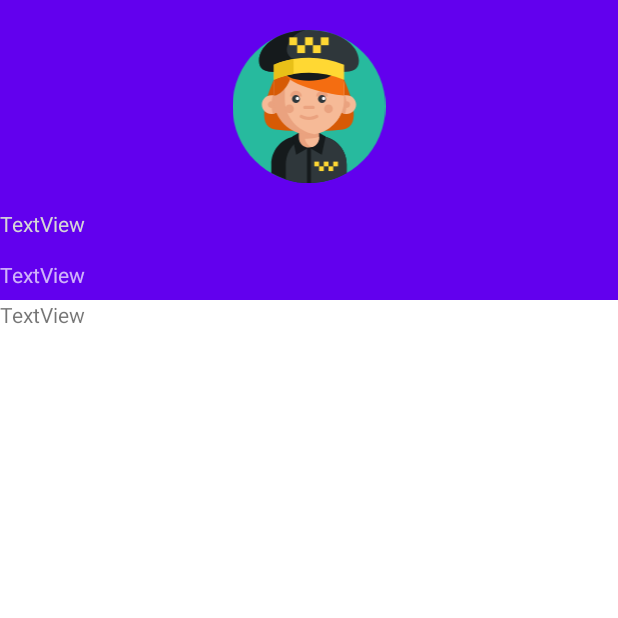
After one commit to BabbanGonaDev/Transporter-App, an Android app: the ProfileActivity screen opened directly, with no data from a screen before it, on a phone screen of 412 x 824 dp, the top half of it. The commit adds this screen. Run offline under Robolectric (Android 15) with nearby library versions, the phone set to English and light mode, and no system bars; our stand-ins replace ButterKnife, Room's generated code.

Commit message:
Added Search function and bit of Profile Page

```diff
--- /dev/null
+++ b/app/src/main/java/com/bgenterprise/transporterapp/AppExecutors.java
@@ -0,0 +1,57 @@
+package com.bgenterprise.transporterapp;
+
+import android.os.Handler;
+import android.os.Looper;
+
+import androidx.annotation.NonNull;
+
+import java.util.concurrent.Executor;
+import java.util.concurrent.Executors;
+
+public class AppExecutors {
+
+    // For Singleton instantiation
+    private static final Object LOCK = new Object();
+    private static AppExecutors sInstance;
+    private final Executor diskIO;
+    private final Executor mainThread;
+    private final Executor networkIO;
+
+    private AppExecutors(Executor diskIO, Executor networkIO, Executor mainThread) {
+        this.diskIO = diskIO;
+        this.networkIO = networkIO;
+        this.mainThread = mainThread;
+    }
+
+    public static AppExecutors getInstance() {
+        if (sInstance == null) {
+            synchronized (LOCK) {
+                sInstance = new AppExecutors(Executors.newSingleThreadExecutor(),
+                        Executors.newFixedThreadPool(3),
+                        new MainThreadExecutor());
+            }
+        }
+        return sInstance;
+    }
+
+    public Executor diskIO() {
+        return diskIO;
+    }
+
+    public Executor mainThread() {
+        return mainThread;
+    }
+
+    public Executor networkIO() {
+        return networkIO;
+    }
+
+    private static class MainThreadExecutor implements Executor {
+        private Handler mainThreadHandler = new Handler(Looper.getMainLooper());
+
+        @Override
+        public void execute(@NonNull Runnable command) {
+            mainThreadHandler.post(command);
+        }
+    }
+}
--- a/app/src/main/java/com/bgenterprise/transporterapp/Database/Dao/DriverDAO.java
+++ b/app/src/main/java/com/bgenterprise/transporterapp/Database/Dao/DriverDAO.java
@@ -37,4 +37,7 @@ public interface DriverDAO {
 
     @Query("SELECT * FROM drivers_table ORDER BY reg_date DESC")
     List<Drivers> getAllDrivers();
+
+    @Query("SELECT * FROM drivers_table WHERE driver_id = :driver_id")
+    Drivers getDriverDetails(String driver_id);
 }
--- /dev/null
+++ b/app/src/main/java/com/bgenterprise/transporterapp/ProfileActivity.java
@@ -0,0 +1,108 @@
+package com.bgenterprise.transporterapp;
+
+import androidx.appcompat.app.AppCompatActivity;
+import androidx.appcompat.widget.Toolbar;
+
+import android.content.Intent;
+import android.os.Bundle;
+import android.widget.Toast;
+
+import com.bgenterprise.transporterapp.Database.Tables.Drivers;
+import com.bgenterprise.transporterapp.Database.Tables.OperatingAreas;
+import com.bgenterprise.transporterapp.Database.Tables.Vehicles;
+import com.bgenterprise.transporterapp.Database.TransporterDatabase;
+import com.google.android.material.appbar.AppBarLayout;
+import com.google.android.material.appbar.CollapsingToolbarLayout;
+import com.google.android.material.textview.MaterialTextView;
+
+import butterknife.BindView;
+import butterknife.ButterKnife;
+
+public class ProfileActivity extends AppCompatActivity {
+    @BindView(R.id.toolbar)
+    Toolbar xToolbar;
+
+    @BindView(R.id.appbar)
+    AppBarLayout appbar;
+
+    @BindView(R.id.collapsingToolbar)
+    CollapsingToolbarLayout collapsingToolbar;
+
+    @BindView(R.id.mtv_driver_name)
+    MaterialTextView mtv_driver_name;
+
+    @BindView(R.id.mtv_driver_id)
+    MaterialTextView mtv_driver_id;
+
+    String driver_id;
+    TransporterDatabase transportdb;
+    Drivers driver;
+    OperatingAreas driverAreas;
+    Vehicles driverVehicles;
+
+    @Override
+    protected void onCreate(Bundle savedInstanceState) {
+        super.onCreate(savedInstanceState);
+        setContentView(R.layout.activity_profile);
+        ButterKnife.bind(this);
+        transportdb = TransporterDatabase.getInstance(ProfileActivity.this);
+
+        try{
+            driver_id = getIntent().getStringExtra("driver_id");
+        }catch(Exception e){
+            e.printStackTrace();
+            startActivity(new Intent(this, Main2Activity.class));
+        }
+
+        collapsingToolbarTitle();
+        setSupportActionBar(xToolbar);
+        getDriverDetails(driver_id);
+        initUIDisplay();
+
+    }
+
+    public void collapsingToolbarTitle(){
+        //Use this function to display the title in the collapsing toolbar, ONLY when the toolbar has been collapsed.
+        appbar.addOnOffsetChangedListener(new AppBarLayout.OnOffsetChangedListener() {
+            boolean isShow = true;
+            int scrollRange = -1;
+
+            @Override
+            public void onOffsetChanged(AppBarLayout appBarLayout, int verticalOffset) {
+                if (scrollRange == -1) {
+                    scrollRange = appBarLayout.getTotalScrollRange();
+                }
+                if (scrollRange + verticalOffset == 0) {
+                    collapsingToolbar.setTitle(driver_id);
+                    isShow = true;
+                } else if(isShow) {
+                    collapsingToolbar.setTitle(" ");//careful there should a space between double quote otherwise it wont work
+                    isShow = false;
+                }
+            }
+        });
+    }
+
+    public void initUIDisplay(){
+        try{
+            mtv_driver_id.setText("Driver ID: " + driver.getDriver_id());
+            mtv_driver_name.setText(driver.getFirst_name() + " " + driver.getLast_name());
+        }catch (Exception e){
+            e.printStackTrace();
+        }
+    }
+
+    public void getDriverDetails(String driverID){
+
+        AppExecutors.getInstance().diskIO().execute(() -> {
+            try{
+                driver = transportdb.getDriverDao().getDriverDetails(driverID);
+                runOnUiThread(() -> initUIDisplay());
+            }catch (Exception e){
+                runOnUiThread(() -> Toast.makeText(ProfileActivity.this, "Unable to get driver details", Toast.LENGTH_LONG).show());
+            }
+
+        });
+
+    }
+}
--- /dev/null
+++ b/app/src/main/res/drawable/ic_taxi_driver.xml
@@ -0,0 +1,48 @@
+<vector android:height="256dp" android:viewportHeight="512"
+    android:viewportWidth="512" android:width="256dp" xmlns:android="http://schemas.android.com/apk/res/android">
+    <path android:fillColor="#27ba9e" android:pathData="m511.906,256.047c0,141.359 -114.594,255.953 -255.953,255.953s-255.953,-114.594 -255.953,-255.953 114.594,-255.953 255.953,-255.953 255.953,114.594 255.953,255.953zM511.906,256.047"/>
+    <path android:fillColor="#d65a05" android:pathData="m138.594,166.484c-15.316,32.387 -67.098,156.707 3.488,166.109 70.59,9.402 113.902,0 113.902,0l-86.477,-189.617zM138.594,166.484"/>
+    <path android:fillColor="#d65a05" android:pathData="m373.371,166.484c15.316,32.387 67.098,156.707 -3.488,166.109 -70.586,9.402 -113.898,0 -113.898,0l100.523,-190.66zM373.371,166.484"/>
+    <path android:fillColor="#151a1c" android:pathData="m382.051,449.59v29.238c-37.211,21.113 -80.242,33.172 -126.094,33.172 -27.027,0 -53.063,-4.191 -77.52,-11.953 -17.027,-5.402 -33.293,-12.547 -48.578,-21.219v-29.238c0,-44.34 30.34,-81.602 71.418,-92.133 5.148,-1.328 10.465,-2.227 15.918,-2.664 2.57,-0.211 5.164,-0.316 7.785,-0.316h61.941c7.32,0 14.445,0.816 21.289,2.383 0.805,0.188 1.621,0.379 2.414,0.586 41.066,10.543 71.426,47.805 71.426,92.145zM382.051,449.59"/>
+    <path android:fillColor="#2f373b" android:pathData="m382.047,449.59v29.242c-37.211,21.113 -80.242,33.168 -126.094,33.168 -27.027,0 -53.063,-4.188 -77.52,-11.953v-50.457c0,-52.527 42.594,-95.109 95.133,-95.109h13.352c52.547,0 95.129,42.582 95.129,95.109zM382.047,449.59"/>
+    <path android:fillColor="#151a1c" android:pathData="m255.945,393.414 l-42.824,23.801 -13.027,-60.594 26.609,-15.672"/>
+    <path android:fillColor="#151a1c" android:pathData="m255.945,393.414 l42.82,23.801 13.027,-60.594 -26.609,-15.672"/>
+    <path android:fillColor="#151a1c" android:pathData="m262.508,376.324v135.59c-2.184,0.055 -4.359,0.086 -6.551,0.086 -2.195,0 -4.379,-0.031 -6.551,-0.094v-135.582zM262.508,376.324"/>
+    <path android:fillColor="#eaa27f" android:pathData="m289.887,317.836v41.648c0,15.246 -10.055,28.137 -23.902,32.414 -3.168,0.984 -6.547,1.516 -10.039,1.516 -18.742,0 -33.934,-15.188 -33.934,-33.93v-41.648zM289.887,317.836"/>
+    <path android:fillColor="#f6ba97" android:pathData="m289.887,356.848v2.637c0,15.246 -10.055,28.137 -23.902,32.414 -12.492,-3.84 -21.887,-14.703 -23.621,-27.996 2.266,0.141 4.547,0.211 6.836,0.211 6.422,0 12.715,-0.512 18.844,-1.516 7.555,-1.215 14.855,-3.16 21.844,-5.75zM289.887,356.848"/>
+    <path android:fillColor="#f6ba97" android:pathData="m161.324,249.582c0,15.711 -11.477,28.738 -26.504,31.156 -1.641,0.266 -3.332,0.402 -5.055,0.402 -17.434,0 -31.559,-14.125 -31.559,-31.559 0,-17.434 14.125,-31.559 31.559,-31.559 1.723,0 3.414,0.141 5.055,0.406 15.027,2.418 26.504,15.441 26.504,31.152zM161.324,249.582"/>
+    <path android:fillColor="#eaa27f" android:pathData="m161.324,249.582c0,15.711 -11.477,28.738 -26.504,31.156 -2.73,-9.926 -4.188,-20.375 -4.188,-31.156s1.457,-21.227 4.188,-31.152c15.027,2.418 26.504,15.441 26.504,31.152zM161.324,249.582"/>
+    <path android:fillColor="#eaa27f" android:pathData="m141.047,249.582c0,6.23 -5.051,11.281 -11.281,11.281s-11.281,-5.051 -11.281,-11.281 5.051,-11.277 11.281,-11.277 11.281,5.047 11.281,11.277zM141.047,249.582"/>
+    <path android:fillColor="#f6ba97" android:pathData="m350.574,249.582c0,15.711 11.477,28.738 26.504,31.156 1.645,0.266 3.332,0.402 5.055,0.402 17.434,0 31.559,-14.125 31.559,-31.559 0,-17.434 -14.125,-31.559 -31.559,-31.559 -1.723,0 -3.41,0.141 -5.055,0.406 -15.027,2.418 -26.504,15.441 -26.504,31.152zM350.574,249.582"/>
+    <path android:fillColor="#eaa27f" android:pathData="m350.574,249.582c0,15.711 11.477,28.738 26.504,31.156 2.73,-9.926 4.188,-20.375 4.188,-31.156s-1.457,-21.227 -4.188,-31.152c-15.027,2.418 -26.504,15.441 -26.504,31.152zM350.574,249.582"/>
+    <path android:fillColor="#eaa27f" android:pathData="m393.414,249.582c0,6.23 -5.051,11.281 -11.281,11.281 -6.227,0 -11.277,-5.051 -11.277,-11.281s5.051,-11.277 11.277,-11.277c6.23,0 11.281,5.047 11.281,11.277zM393.414,249.582"/>
+    <path android:fillColor="#eaa27f" android:pathData="m373.371,188.098v44.715c0,58.43 -42.688,106.906 -98.578,115.898 -0.188,0.031 -0.387,0.063 -0.574,0.094 -5.945,0.953 -12.047,1.422 -18.273,1.422 -64.844,0 -117.414,-52.57 -117.414,-117.414v-44.715c0,-13.652 2.328,-26.773 6.633,-38.965 0.492,-1.402 1.004,-2.781 1.559,-4.148 17.164,-43.523 59.609,-74.309 109.223,-74.309h0.012c6.215,0 12.324,0.48 18.281,1.418 56.164,8.777 99.133,57.375 99.133,116.004zM373.371,188.098"/>
+    <path android:fillColor="#f6ba97" android:pathData="m373.371,188.098v44.715c0,58.43 -42.688,106.906 -98.578,115.898 -0.188,0.031 -0.387,0.063 -0.574,0.094 -56.164,-8.773 -99.125,-57.375 -99.125,-115.992v-44.715c0,-58.629 42.969,-107.227 99.145,-116.004 56.164,8.777 99.133,57.375 99.133,116.004zM373.371,188.098"/>
+    <path android:fillColor="#eaa27f" android:pathData="m335.871,263.641c0,8.078 -6.551,14.625 -14.625,14.625 -8.078,0 -14.629,-6.547 -14.629,-14.625s6.551,-14.625 14.629,-14.625c8.074,0 14.625,6.547 14.625,14.625zM335.871,263.641"/>
+    <path android:fillColor="#eaa27f" android:pathData="m205.281,263.641c0,8.078 -6.547,14.625 -14.625,14.625s-14.625,-6.547 -14.625,-14.625 6.547,-14.625 14.625,-14.625 14.625,6.547 14.625,14.625zM205.281,263.641"/>
+    <path android:fillColor="#eaa27f" android:pathData="m319.008,222.895c0,-10.77 -8.73,-19.5 -19.504,-19.5 -10.77,0 -19.5,8.73 -19.5,19.5zM319.008,222.895"/>
+    <path android:fillColor="#eaa27f" android:pathData="m231.906,222.895c0,-10.77 -8.73,-19.5 -19.504,-19.5 -10.77,0 -19.5,8.73 -19.5,19.5zM231.906,222.895"/>
+    <path android:fillColor="#2f373b" android:pathData="m225.723,231.199c0,7.355 -5.961,13.32 -13.32,13.32 -7.355,0 -13.316,-5.965 -13.316,-13.32 0,-7.359 5.961,-13.32 13.316,-13.32 7.359,0 13.32,5.961 13.32,13.32zM225.723,231.199"/>
+    <path android:fillColor="#2f373b" android:pathData="m312.824,231.199c0,7.355 -5.961,13.32 -13.32,13.32 -7.355,0 -13.32,-5.965 -13.32,-13.32 0,-7.359 5.965,-13.32 13.32,-13.32 7.359,0 13.32,5.961 13.32,13.32zM312.824,231.199"/>
+    <path android:fillColor="#eaa27f" android:pathData="m269.273,264.734h-26.641c-3.172,0 -5.742,-2.57 -5.742,-5.746 0,-3.172 2.57,-5.746 5.742,-5.746h26.641c3.176,0 5.746,2.574 5.746,5.746 0,3.176 -2.57,5.746 -5.746,5.746zM269.273,264.734"/>
+    <path android:fillColor="#eaa27f" android:pathData="m255.953,301.086c-9.832,0 -19.664,-2.461 -28.625,-7.387 -2.527,-1.391 -3.453,-4.566 -2.063,-7.094 1.391,-2.531 4.566,-3.449 7.094,-2.063 14.773,8.121 32.414,8.121 47.188,0 2.527,-1.391 5.703,-0.469 7.094,2.063 1.391,2.527 0.469,5.703 -2.059,7.094 -8.965,4.926 -18.797,7.387 -28.629,7.387zM255.953,301.086"/>
+    <path android:fillColor="#fff" android:pathData="m223.008,228.848c0,3.152 -2.555,5.707 -5.707,5.707 -3.152,0 -5.707,-2.555 -5.707,-5.707s2.555,-5.707 5.707,-5.707c3.152,0 5.707,2.555 5.707,5.707zM223.008,228.848"/>
+    <path android:fillColor="#fff" android:pathData="m310.766,228.848c0,3.152 -2.559,5.707 -5.707,5.707 -3.152,0 -5.711,-2.555 -5.711,-5.707s2.559,-5.707 5.711,-5.707c3.148,0 5.707,2.555 5.707,5.707zM310.766,228.848"/>
+    <path android:fillColor="#2f373b" android:pathData="m423.078,103.227c0,57.012 -74.832,31.918 -167.133,31.918 -20.016,0 -39.207,1.18 -57,2.453 -64.227,4.566 -110.121,10.27 -110.121,-34.371 0,-57.008 74.832,-103.227 167.121,-103.227 92.301,0 167.133,46.219 167.133,103.227zM423.078,103.227"/>
+    <path android:fillColor="#151a1c" android:pathData="m198.945,137.598c-64.227,4.566 -110.121,10.27 -110.121,-34.371 0,-57.008 74.832,-103.227 167.121,-103.227 -56.277,0 -103.195,74.215 -51.578,97.367 16.121,7.23 10.262,22.566 -5.422,40.23zM198.945,137.598"/>
+    <path android:fillColor="#d65a05" android:pathData="m197.973,143.762c-4.438,43.355 -42.832,77.832 -59.441,75.5v-31.164c0,-13.652 2.328,-26.773 6.633,-38.965 0.492,-1.402 1.004,-2.781 1.559,-4.148 19.074,-12.945 54.512,-33.043 51.25,-1.223zM197.973,143.762"/>
+    <path android:fillColor="#f46d11" android:pathData="m177.629,145.07c4.441,43.355 179.129,76.523 195.742,74.191v-31.164c0,-13.652 -2.332,-26.773 -6.637,-38.965 -0.488,-1.402 -1,-2.781 -1.555,-4.148 -19.078,-12.945 -190.809,-31.738 -187.551,0.086zM177.629,145.07"/>
+    <path android:fillColor="#151a1c" android:pathData="m334.336,145.07c0,-13.563 -35.082,-24.551 -78.352,-24.551 -43.273,0 -78.355,10.988 -78.355,24.551 0,13.559 35.082,24.551 78.355,24.551 43.27,0 78.352,-10.992 78.352,-24.551zM334.336,145.07"/>
+    <path android:fillColor="#ffd833" android:pathData="m373.371,116.34v50.145c-53.844,-22.305 -112.453,-28.625 -169.004,-18.973 -22.387,3.813 -44.453,10.145 -65.773,18.973v-50.145c21.32,-8.828 43.387,-15.16 65.773,-18.973 56.551,-9.652 115.16,-3.332 169.004,18.973zM373.371,116.34"/>
+    <path android:fillColor="#e8c018" android:pathData="m204.367,97.367v50.145c-22.387,3.813 -44.453,10.145 -65.773,18.973v-50.145c21.32,-8.828 43.387,-15.16 65.773,-18.973zM204.367,97.367"/>
+    <path android:fillColor="#ffd833" android:pathData="m190.031,24.551h26.367v26.367h-26.367zM190.031,24.551"/>
+    <path android:fillColor="#ffd833" android:pathData="m216.398,50.918h26.367v26.367h-26.367zM216.398,50.918"/>
+    <path android:fillColor="#ffd833" android:pathData="m242.766,24.551h26.367v26.367h-26.367zM242.766,24.551"/>
+    <path android:fillColor="#ffd833" android:pathData="m269.133,50.918h26.367v26.367h-26.367zM269.133,50.918"/>
+    <path android:fillColor="#ffd833" android:pathData="m295.5,24.551h26.367v26.367h-26.367zM295.5,24.551"/>
+    <path android:fillColor="#ffd833" android:pathData="m273.863,440.445h15.82v15.82h-15.82zM273.863,440.445"/>
+    <path android:fillColor="#ffd833" android:pathData="m289.684,456.266h15.82v15.816h-15.82zM289.684,456.266"/>
+    <path android:fillColor="#ffd833" android:pathData="m305.504,440.445h15.82v15.82h-15.82zM305.504,440.445"/>
+    <path android:fillColor="#ffd833" android:pathData="m321.324,456.266h15.82v15.816h-15.82zM321.324,456.266"/>
+    <path android:fillColor="#ffd833" android:pathData="m337.145,440.445h15.82v15.82h-15.82zM337.145,440.445"/>
+</vector>
--- a/app/src/main/res/drawable/ic_transporter_truck.xml
+++ /dev/null
@@ -1,4 +0,0 @@
-<vector android:height="24dp" android:viewportHeight="497.742"
-    android:viewportWidth="497.742" android:width="24dp" xmlns:android="http://schemas.android.com/apk/res/android">
-    <path android:fillColor="#050150" android:pathData="M486.867,248.583h-7.691l-48.957,-86.93c-1.854,-3.297 -5.373,-5.235 -9.496,-5.235h-57.565l11.406,-60.623c1.362,-7.241 -3.4,-13.109 -10.644,-13.109l-304.416,0.13c-7.826,0 -14.168,6.342 -14.168,14.167c0,7.825 6.342,14.167 14.168,14.167h167.543c6.67,1.149 11.75,6.948 11.75,13.947c0,7.417 -5.703,13.494 -12.963,14.106H14.168C6.344,139.204 0,145.547 0,153.371c0,7.825 6.344,14.167 14.168,14.167H226.43c6.973,0.886 12.367,6.827 12.367,14.041c0,7.246 -5.443,13.21 -12.461,14.054H34.945c-7.824,0 -14.166,6.344 -14.166,14.168c0,7.824 6.342,14.167 14.166,14.167h44.367L55.957,348.087c-1.361,7.24 3.402,13.109 10.645,13.109h20.9c-4.043,29.969 16.342,53.859 46.699,53.859c30.359,0 59.736,-23.891 66.969,-53.859h110.342h31.195c-4.043,29.969 16.34,53.859 46.699,53.859s59.734,-23.891 66.971,-53.859h9.299h11.604c7.24,0 14.215,-5.869 15.576,-13.109l4.221,-22.432c1.266,-6.729 -2.766,-12.268 -9.154,-13.017l9.586,-50.942C498.873,254.454 494.107,248.583 486.867,248.583zM175.613,358.137c-3.186,16.927 -19.549,30.698 -36.477,30.698c-16.928,0 -28.107,-13.771 -24.922,-30.698c3.184,-16.927 19.547,-30.698 36.477,-30.698C167.615,327.438 178.799,341.21 175.613,358.137zM430.814,358.137c-3.185,16.927 -19.547,30.698 -36.474,30.698c-16.93,0 -28.108,-13.771 -24.922,-30.698c3.185,-16.927 19.545,-30.698 36.476,-30.698C422.822,327.438 434.002,341.21 430.814,358.137zM345.812,248.583l12.407,-65.946h51.021l37.137,65.946H345.812z"/>
-</vector>
--- a/app/src/main/res/layout/activity_add_operating_areas.xml
+++ b/app/src/main/res/layout/activity_add_operating_areas.xml
@@ -23,7 +23,6 @@
                 android:orientation="vertical">
 
                 <com.google.android.material.textview.MaterialTextView
-                    android:id="@+id/textView6"
                     android:layout_width="match_parent"
                     android:layout_height="wrap_content"
                     android:layout_marginTop="10dp"
--- a/app/src/main/res/layout/activity_add_vehicle.xml
+++ b/app/src/main/res/layout/activity_add_vehicle.xml
@@ -17,14 +17,12 @@
             android:orientation="vertical" >
 
             <LinearLayout
-                android:id="@+id/vehicle_detail_layout"
                 android:layout_width="match_parent"
                 android:layout_height="wrap_content"
                 android:layout_marginTop="10dp"
                 android:orientation="vertical">
 
                 <com.google.android.material.textview.MaterialTextView
-                    android:id="@+id/textView4"
                     android:layout_width="match_parent"
                     android:layout_height="wrap_content"
                     android:text="Vehicle Details"
@@ -110,14 +108,12 @@
             </LinearLayout>
 
             <LinearLayout
-                android:id="@+id/vehicle_location_layout"
                 android:layout_width="match_parent"
                 android:layout_height="match_parent"
                 android:layout_marginTop="10dp"
                 android:orientation="vertical">
 
                 <com.google.android.material.textview.MaterialTextView
-                    android:id="@+id/textView5"
                     android:layout_width="match_parent"
                     android:layout_height="wrap_content"
                     android:text="Vehicle Location"
--- /dev/null
+++ b/app/src/main/res/layout/activity_profile.xml
@@ -0,0 +1,80 @@
+<?xml version="1.0" encoding="utf-8"?>
+<androidx.coordinatorlayout.widget.CoordinatorLayout
+    xmlns:android="http://schemas.android.com/apk/res/android"
+    xmlns:tools="http://schemas.android.com/tools"
+    xmlns:app="http://schemas.android.com/apk/res-auto"
+    android:layout_width="match_parent"
+    android:layout_height="match_parent">
+
+    <com.google.android.material.appbar.AppBarLayout
+        android:id="@+id/appbar"
+        android:layout_width="match_parent"
+        android:layout_height="200dp"
+        android:fitsSystemWindows="true"
+        android:theme="@style/ThemeOverlay.MaterialComponents.Dark.ActionBar">
+
+        <com.google.android.material.appbar.CollapsingToolbarLayout
+            android:id="@+id/collapsingToolbar"
+            android:layout_width="match_parent"
+            android:layout_height="match_parent"
+            android:fitsSystemWindows="true"
+            app:collapsedTitleTextAppearance="@style/TextAppearance.MaterialComponents.Headline6"
+            app:contentScrim="@color/colorPrimary"
+            app:layout_scrollFlags="scroll|exitUntilCollapsed">
+
+            <androidx.appcompat.widget.LinearLayoutCompat
+                android:layout_width="match_parent"
+                android:layout_height="match_parent"
+                android:orientation="vertical"
+                android:weightSum="5"
+                app:layout_collapseMode="parallax">
+
+                <ImageView
+                    android:layout_width="wrap_content"
+                    android:layout_height="0dp"
+                    android:layout_gravity="center_horizontal"
+                    android:layout_marginTop="20dp"
+                    android:layout_marginBottom="10dp"
+                    android:layout_weight="3"
+                    app:srcCompat="@drawable/ic_taxi_driver" />
+
+                <com.google.android.material.textview.MaterialTextView
+                    android:id="@+id/mtv_driver_name"
+                    android:layout_width="match_parent"
+                    android:layout_height="0dp"
+                    android:layout_weight="1"
+                    android:gravity="center_vertical"
+                    android:text="TextView"
+                    android:textColor="@color/mdtp_white" />
+
+                <com.google.android.material.textview.MaterialTextView
+                    android:id="@+id/mtv_driver_id"
+                    android:layout_width="match_parent"
+                    android:layout_height="0dp"
+                    android:layout_weight="1"
+                    android:gravity="center_vertical"
+                    android:text="TextView" />
+            </androidx.appcompat.widget.LinearLayoutCompat>
+
+            <androidx.appcompat.widget.Toolbar
+                android:id="@+id/toolbar"
+                android:layout_width="match_parent"
+                android:layout_height="?attr/actionBarSize"
+                android:theme="@style/ThemeOverlay.MaterialComponents.Light"
+                app:layout_collapseMode="pin" />
+        </com.google.android.material.appbar.CollapsingToolbarLayout>
+    </com.google.android.material.appbar.AppBarLayout>
+
+    <androidx.core.widget.NestedScrollView
+        android:layout_width="match_parent"
+        android:layout_height="match_parent"
+        app:layout_behavior="com.google.android.material.appbar.AppBarLayout$ScrollingViewBehavior">
+
+        <TextView
+            android:layout_width="match_parent"
+            android:layout_height="wrap_content"
+            android:text="TextView" />
+    </androidx.core.widget.NestedScrollView>
+
+
+</androidx.coordinatorlayout.widget.CoordinatorLayout>
```
Also changed, not shown: app/src/main/AndroidManifest.xml (+7 -4 lines), app/src/main/java/com/bgenterprise/transporterapp/Main2Activity.java (+24 -3 lines), app/src/main/java/com/bgenterprise/transporterapp/RecyclerAdapters/ViewTransporterAdapter.java (+47 -11 lines), app/src/main/res/layout/activity_landing_page.xml (+28 -24 lines), app/src/main/res/layout/activity_main.xml (+4 -3 lines), app/src/main/res/values/styles.xml (+0 -7 lines), app/src/main/res/drawable/shipment_truck_edit.png (added), app/src/main/res/drawable/wallpaper.jpg (deleted).
